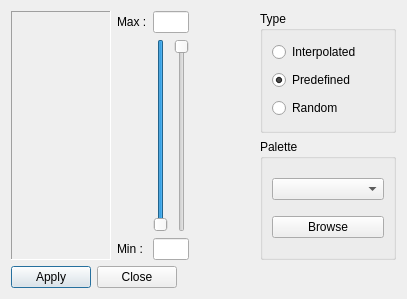
Before: the Qt Designer form gui/colormap_dlg.ui in zwergon/q3D, drawn with Qt 5.
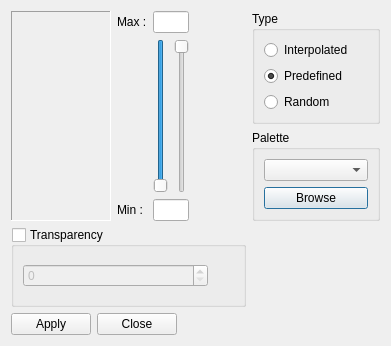
After: the same form once the commit is applied. Custom widgets are drawn as their Qt base class.

Commit message: transparency. Some cosmetics.

Patch:
```diff
--- a/gui/colormap_dlg.ui
+++ b/gui/colormap_dlg.ui
@@ -6,8 +6,8 @@
    <rect>
     <x>0</x>
     <y>0</y>
-    <width>407</width>
-    <height>299</height>
+    <width>391</width>
+    <height>346</height>
    </rect>
   </property>
   <property name="windowTitle">
@@ -210,7 +210,83 @@
      </layout>
     </widget>
    </item>
+   <item row="1" column="2">
+    <widget class="QGroupBox" name="paletteButtonGroupW">
+     <property name="enabled">
+      <bool>true</bool>
+     </property>
+     <property name="title">
+      <string>Palette</string>
+     </property>
+     <property name="checkable">
+      <bool>false</bool>
+     </property>
+     <property name="checked">
+      <bool>false</bool>
+     </property>
+     <layout class="QVBoxLayout" name="verticalLayout_2">
+      <item>
+       <widget class="QComboBox" name="paletteCombo">
+        <property name="enabled">
+         <bool>true</bool>
+        </property>
+       </widget>
+      </item>
+      <item>
+       <widget class="QPushButton" name="browseButtonW">
+        <property name="text">
+         <string>Browse</string>
+        </property>
+       </widget>
+      </item>
+     </layout>
+    </widget>
+   </item>
    <item row="2" column="0" colspan="2">
+    <widget class="QGroupBox" name="alpha_gb_">
+     <property name="toolTip">
+      <string>specify which index [0..255] should be transparent.</string>
+     </property>
+     <property name="title">
+      <string>Transparency</string>
+     </property>
+     <property name="checkable">
+      <bool>true</bool>
+     </property>
+     <property name="checked">
+      <bool>false</bool>
+     </property>
+     <layout class="QHBoxLayout" name="horizontalLayout">
+      <item>
+       <widget class="QSpinBox" name="alpha_spin_">
+        <property name="maximum">
+         <number>255</number>
+        </property>
+       </widget>
+      </item>
+      <item>
+       <widget class="Q3D::ColorButton" name="alpha_color_">
+        <property name="sizePolicy">
+         <sizepolicy hsizetype="Fixed" vsizetype="Fixed">
+          <horstretch>0</horstretch>
+          <verstretch>0</verstretch>
+         </sizepolicy>
+        </property>
+        <property name="minimumSize">
+         <size>
+          <width>20</width>
+          <height>20</height>
+         </size>
+        </property>
+        <property name="text" stdset="0">
+         <string/>
+        </property>
+       </widget>
+      </item>
+     </layout>
+    </widget>
+   </item>
+   <item row="3" column="0" colspan="2">
     <layout class="QHBoxLayout" name="horizontalLayout_2">
      <item>
       <widget class="QPushButton" name="applyButtonW">
@@ -241,38 +317,6 @@
      </item>
     </layout>
    </item>
-   <item row="1" column="2">
-    <widget class="QGroupBox" name="paletteButtonGroupW">
-     <property name="enabled">
-      <bool>true</bool>
-     </property>
-     <property name="title">
-      <string>Palette</string>
-     </property>
-     <property name="checkable">
-      <bool>false</bool>
-     </property>
-     <property name="checked">
-      <bool>false</bool>
-     </property>
-     <layout class="QVBoxLayout" name="verticalLayout_2">
-      <item>
-       <widget class="QComboBox" name="paletteCombo">
-        <property name="enabled">
-         <bool>true</bool>
-        </property>
-       </widget>
-      </item>
-      <item>
-       <widget class="QPushButton" name="browseButtonW">
-        <property name="text">
-         <string>Browse</string>
-        </property>
-       </widget>
-      </item>
-     </layout>
-    </widget>
-   </item>
   </layout>
  </widget>
  <customwidgets>
```
Left out of the diff: 17 changed lines with no effect on the pictures. The commit also changes 29 other files.
